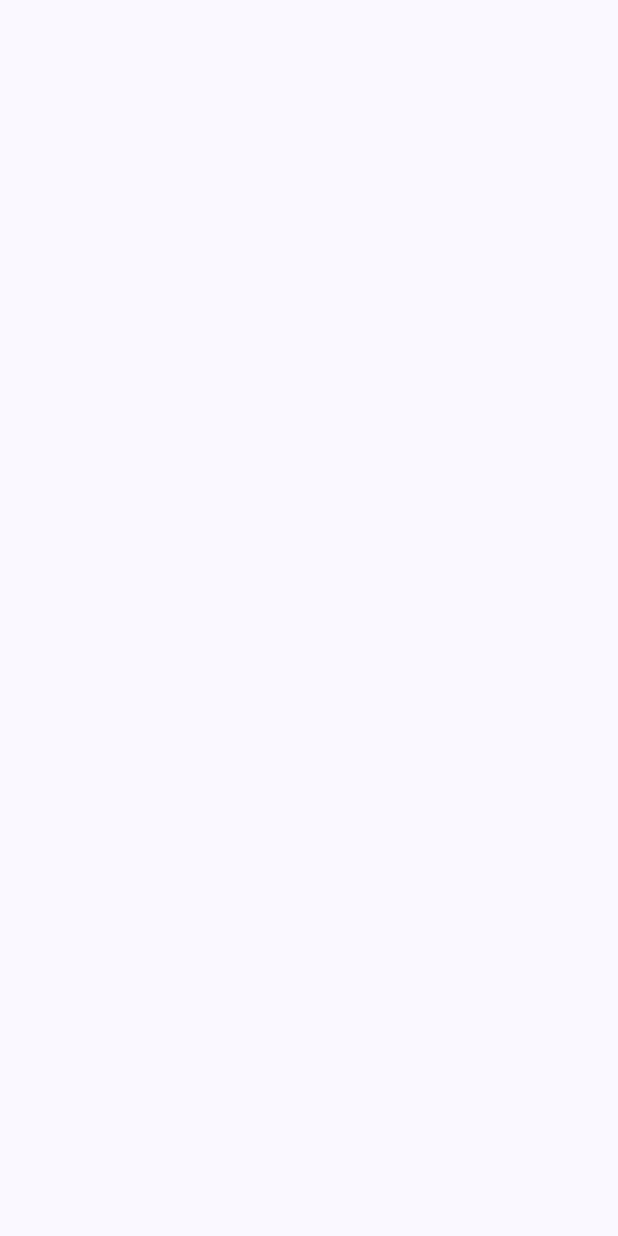
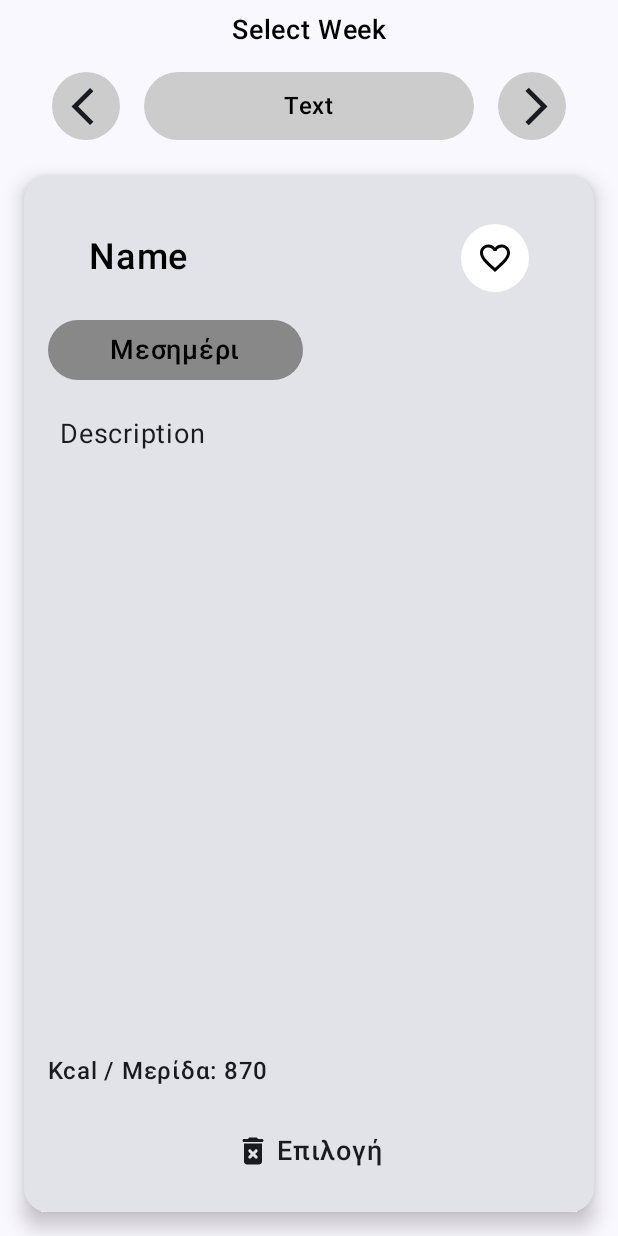
Before and after one commit to SpyrosKokkas/MealPlanner, an Android app built with Jetpack Compose: the MealsScreen screen opened through its navigation route, on a phone screen of 412 x 824 dp. Before the commit the screen is empty. Run offline under Robolectric (Android 15) with nearby library versions, the phone set to English and light mode, and no system bars; our stand-ins replace Dagger/Hilt's generated code.

Commit message:
Created a basic meals UI

```diff
--- /dev/null
+++ b/app/src/main/java/com/s3nko/mealplanner/ui/composables/MealsItem.kt
@@ -0,0 +1,180 @@
+package com.s3nko.mealplanner.ui.composables
+
+import androidx.compose.foundation.Image
+import androidx.compose.foundation.background
+import androidx.compose.foundation.clickable
+import androidx.compose.foundation.layout.Box
+import androidx.compose.foundation.layout.Column
+import androidx.compose.foundation.layout.Row
+import androidx.compose.foundation.layout.Spacer
+import androidx.compose.foundation.layout.fillMaxWidth
+import androidx.compose.foundation.layout.height
+import androidx.compose.foundation.layout.heightIn
+import androidx.compose.foundation.layout.padding
+import androidx.compose.foundation.layout.size
+import androidx.compose.foundation.layout.width
+import androidx.compose.foundation.shape.CircleShape
+import androidx.compose.foundation.shape.RoundedCornerShape
+import androidx.compose.material3.Card
+import androidx.compose.material3.CardDefaults
+import androidx.compose.material3.Icon
+import androidx.compose.material3.Text
+import androidx.compose.runtime.Composable
+import androidx.compose.runtime.mutableStateOf
+import androidx.compose.runtime.remember
+import androidx.compose.ui.Alignment
+import androidx.compose.ui.Modifier
+import androidx.compose.ui.draw.clip
+import androidx.compose.ui.graphics.Color
+import androidx.compose.ui.layout.ContentScale
+import androidx.compose.ui.res.painterResource
+import androidx.compose.ui.text.font.FontWeight
+import androidx.compose.ui.text.style.TextOverflow
+import androidx.compose.ui.unit.dp
+import androidx.compose.ui.unit.sp
+import com.s3nko.mealplanner.R
+
+
+@Composable
+fun MealsItem(
+) {
+
+    val description = "Description"
+
+    Card(
+        modifier = Modifier
+            .padding(start = 16.dp, top = 8.dp, end = 16.dp, bottom = 16.dp),
+        elevation = CardDefaults.cardElevation(defaultElevation = 8.dp),
+        shape = RoundedCornerShape(16.dp),
+        onClick = {}
+    ) {
+        Column(
+            modifier = Modifier
+                .heightIn(min = 400.dp)
+                .fillMaxWidth()
+                .padding(16.dp)
+        ) {
+                Row(
+                    modifier = Modifier
+                        .padding(top = 16.dp)
+                        .align(Alignment.CenterHorizontally)
+                ) {
+                    Text(
+                        text = "Name",
+                        color = Color.Black,
+                        fontSize = 24.sp,
+                        fontWeight = FontWeight.SemiBold,
+                        modifier = Modifier
+                            .padding(top = 8.dp)
+                            .width(200.dp)
+                    )
+
+                    Spacer(modifier = Modifier.padding(24.dp))
+
+                    Box(
+                        modifier = Modifier
+                            .size(45.dp)
+                            .clip(CircleShape)
+                            .background(Color.White)
+                            .clickable { },
+                        contentAlignment = Alignment.Center
+                    ) {
+                        Image(
+                            painter = painterResource(id = R.drawable.ic_favorite_border ),
+                            contentDescription = "Like",
+
+                            modifier = Modifier
+                                .clickable(
+                                    enabled = true,
+                                    onClick = {
+                                    }
+                                ),
+                            contentScale = ContentScale.None
+
+                        )
+                    }
+
+                }
+
+                Spacer(modifier = Modifier.padding(8.dp))
+
+                Box(
+                    modifier = Modifier
+                        .width(170.dp)
+                        .height(40.dp)
+                        .clip(CircleShape)
+                        .background(Color.Gray)
+                        .clickable { },
+                    contentAlignment = Alignment.Center
+                ) {
+                    Text(
+                        text = "Μεσημέρι",
+                        fontSize = 18.sp,
+                        fontWeight = FontWeight.SemiBold,
+                        color = Color.Black
+                    )
+                }
+                Spacer(modifier = Modifier.padding(8.dp))
+                val expanded = remember { mutableStateOf(false) }
+
+                Column {
+                    Text(
+                        text = description,
+                        maxLines = if (expanded.value) Int.MAX_VALUE else 3,
+                        overflow = TextOverflow.Ellipsis,
+                        fontSize = 18.sp,
+                        modifier = Modifier.padding(8.dp),
+                    )
+
+                    if (description?.length!! > 100) {
+                        Text(
+                            text = if (expanded.value) "Προβολή Λιγότερων" else "Προβολή Περισσότερων",
+                            fontSize = 16.sp,
+                            fontWeight = FontWeight.Bold,
+                            modifier = Modifier
+                                .padding(8.dp)
+                                .clickable { expanded.value = !expanded.value }
+                        )
+                    }
+                }
+                Spacer(modifier = Modifier.weight(1f))
+                Text(
+                    text = "Kcal / Μερίδα: 870",
+                    fontSize = 16.sp,
+                    fontWeight = FontWeight.SemiBold
+                )
+                Spacer(modifier = Modifier.padding(8.dp))
+
+                Box(
+                    modifier = Modifier
+                        .fillMaxWidth()
+                        .height(50.dp)
+                        .clip(CircleShape)
+
+                        .clickable ( onClick = {}),
+
+
+                    contentAlignment = Alignment.Center
+                ) {
+                    Row(
+                        verticalAlignment = Alignment.CenterVertically
+                    ) {
+                        Icon(
+                            painter = painterResource(id = R.drawable.ic_delete),
+                            contentDescription = "Delete",
+                            modifier = Modifier.padding(end = 4.dp)
+                        )
+
+
+                        Text(
+                            text ="Επιλογή",
+                            fontSize = 18.sp,
+                            fontWeight = FontWeight.SemiBold,
+                            modifier = Modifier,
+                        )
+                    }
+                }
+
+            }
+        }
+    }
--- /dev/null
+++ b/app/src/main/java/com/s3nko/mealplanner/ui/composables/RoundButtonsComposable.kt
@@ -0,0 +1,41 @@
+package com.s3nko.mealplanner.ui.composables
+
+import androidx.annotation.DrawableRes
+import androidx.compose.foundation.background
+import androidx.compose.foundation.clickable
+import androidx.compose.foundation.layout.Box
+import androidx.compose.foundation.layout.size
+import androidx.compose.foundation.shape.CircleShape
+import androidx.compose.material3.Icon
+import androidx.compose.runtime.Composable
+import androidx.compose.ui.Alignment
+import androidx.compose.ui.Modifier
+import androidx.compose.ui.draw.clip
+import androidx.compose.ui.graphics.Color
+import androidx.compose.ui.res.painterResource
+import androidx.compose.ui.unit.dp
+
+@Composable
+fun RoundButtonsCompo(@DrawableRes iconRes: Int,
+                      contentDescription: String?,
+                      onClick: () -> Unit,
+) {
+    Box(
+
+        modifier = Modifier
+            .size(45.dp)
+            .clip(CircleShape)
+            .background(Color.LightGray)
+            .clickable(onClick = onClick ),
+        contentAlignment = Alignment.Center
+    ) {
+
+        Icon(
+            painter = painterResource(id = iconRes),
+            contentDescription = contentDescription,
+            modifier = Modifier
+                .size(30.dp)
+                .align(Alignment.Center)
+        )
+    }
+}
--- a/app/src/main/java/com/s3nko/mealplanner/ui/mealsScreen/MealsScreen.kt
+++ b/app/src/main/java/com/s3nko/mealplanner/ui/mealsScreen/MealsScreen.kt
@@ -1,8 +1,96 @@
 package com.s3nko.mealplanner.ui.mealsScreen
 
+import androidx.compose.foundation.background
+import androidx.compose.foundation.clickable
+import androidx.compose.foundation.layout.Arrangement
+import androidx.compose.foundation.layout.Box
+import androidx.compose.foundation.layout.Column
+import androidx.compose.foundation.layout.Row
+import androidx.compose.foundation.layout.Spacer
+import androidx.compose.foundation.layout.fillMaxSize
+import androidx.compose.foundation.layout.fillMaxWidth
+import androidx.compose.foundation.layout.height
+import androidx.compose.foundation.layout.padding
+import androidx.compose.foundation.layout.width
+import androidx.compose.foundation.shape.CircleShape
+import androidx.compose.material3.Text
 import androidx.compose.runtime.Composable
+import androidx.compose.ui.Alignment
+import androidx.compose.ui.Modifier
+import androidx.compose.ui.draw.clip
+import androidx.compose.ui.graphics.Color
+import androidx.compose.ui.text.font.FontWeight
+import androidx.compose.ui.text.style.TextAlign
+import androidx.compose.ui.unit.dp
+import androidx.compose.ui.unit.sp
+import com.s3nko.mealplanner.R
+import com.s3nko.mealplanner.ui.composables.MealsItem
+import com.s3nko.mealplanner.ui.composables.RoundButtonsCompo
 
 @Composable
 fun MealsScreen() {
+    Box(modifier = Modifier.fillMaxSize()) {
+        Column(
+            horizontalAlignment = Alignment.CenterHorizontally
+        ) {
+            Text(
+                text = "Select Week",
+                color = Color.Black,
+                modifier = Modifier
+                    .fillMaxWidth()
+                    .padding(top = 8.dp),
+                textAlign = TextAlign.Center,
+                fontSize = 18.sp,
+                fontWeight = FontWeight.SemiBold
+            )
+
+            Spacer(modifier = Modifier.padding(8.dp))
+
+            Row(
+                modifier = Modifier.fillMaxWidth(),
+                horizontalArrangement = Arrangement.Center
+            ) {
+                RoundButtonsCompo(
+                    R.drawable.ic_back_arrow,
+                    "Back Arrow",
+                    onClick = {},
+                )
+
+                Spacer(modifier = Modifier.padding(8.dp))
+
+                Box(
+                    modifier = Modifier
+                        .clip(CircleShape)
+                        .width(220.dp)
+                        .height(45.dp)
+                        .background(Color.LightGray)
+                        .clickable(onClick = { }),
+                    contentAlignment = Alignment.Center
+                ) {
+
+
+                    Text(
+                        text = "Text",
+                        color = Color.Black,
+                        fontSize = 16.sp,
+                        fontWeight = FontWeight.SemiBold
+                    )
+                }
+
+                Spacer(modifier = Modifier.padding(8.dp))
+
+                RoundButtonsCompo(
+                    R.drawable.ic_forward_arrow,
+                    "Forward Arrow",
+                    onClick = {
+                    },
+                )
+            }
+
+            Spacer(modifier = Modifier.padding(8.dp))
+
+            MealsItem()
+        }
+    }
 
 }
--- /dev/null
+++ b/app/src/main/res/drawable/ic_back_arrow.xml
@@ -0,0 +1,12 @@
+<vector xmlns:android="http://schemas.android.com/apk/res/android"
+    android:autoMirrored="true"
+    android:width="24dp"
+    android:height="24dp"
+    android:viewportWidth="24"
+    android:viewportHeight="24"
+    android:tint="#000000">
+
+    <path
+        android:fillColor="@android:color/white"
+        android:pathData="M15.67,3.87L13.9,2.1 4,12l9.9,9.9 1.77,-1.77L7.54,12z"/>
+</vector>
--- /dev/null
+++ b/app/src/main/res/drawable/ic_delete.xml
@@ -0,0 +1,5 @@
+<vector xmlns:android="http://schemas.android.com/apk/res/android" android:height="24dp" android:tint="#000000" android:viewportHeight="24" android:viewportWidth="24" android:width="24dp">
+
+    <path android:fillColor="@android:color/white" android:pathData="M6,19c0,1.1 0.9,2 2,2h8c1.1,0 2,-0.9 2,-2V7H6V19zM9.17,12.59c-0.39,-0.39 -0.39,-1.02 0,-1.41c0.39,-0.39 1.02,-0.39 1.41,0L12,12.59l1.41,-1.41c0.39,-0.39 1.02,-0.39 1.41,0s0.39,1.02 0,1.41L13.41,14l1.41,1.41c0.39,0.39 0.39,1.02 0,1.41s-1.02,0.39 -1.41,0L12,15.41l-1.41,1.41c-0.39,0.39 -1.02,0.39 -1.41,0c-0.39,-0.39 -0.39,-1.02 0,-1.41L10.59,14L9.17,12.59zM18,4h-2.5l-0.71,-0.71C14.61,3.11 14.35,3 14.09,3H9.91c-0.26,0 -0.52,0.11 -0.7,0.29L8.5,4H6C5.45,4 5,4.45 5,5s0.45,1 1,1h12c0.55,0 1,-0.45 1,-1S18.55,4 18,4z"/>
+
+</vector>
--- /dev/null
+++ b/app/src/main/res/drawable/ic_favorite_border.xml
@@ -0,0 +1,5 @@
+<vector xmlns:android="http://schemas.android.com/apk/res/android" android:height="24dp" android:tint="#000000" android:viewportHeight="24" android:viewportWidth="24" android:width="24dp">
+
+    <path android:fillColor="@android:color/white" android:pathData="M16.5,3c-1.74,0 -3.41,0.81 -4.5,2.09C10.91,3.81 9.24,3 7.5,3 4.42,3 2,5.42 2,8.5c0,3.78 3.4,6.86 8.55,11.54L12,21.35l1.45,-1.32C18.6,15.36 22,12.28 22,8.5 22,5.42 19.58,3 16.5,3zM12.1,18.55l-0.1,0.1 -0.1,-0.1C7.14,14.24 4,11.39 4,8.5 4,6.5 5.5,5 7.5,5c1.54,0 3.04,0.99 3.57,2.36h1.87C13.46,5.99 14.96,5 16.5,5c2,0 3.5,1.5 3.5,3.5 0,2.89 -3.14,5.74 -7.9,10.05z"/>
+
+</vector>
--- /dev/null
+++ b/app/src/main/res/drawable/ic_favorite_filled.xml
@@ -0,0 +1,5 @@
+<vector xmlns:android="http://schemas.android.com/apk/res/android" android:height="24dp" android:tint="#FF0000" android:viewportHeight="24" android:viewportWidth="24" android:width="24dp">
+
+    <path android:fillColor="@android:color/white" android:pathData="M12,21.35l-1.45,-1.32C5.4,15.36 2,12.28 2,8.5 2,5.42 4.42,3 7.5,3c1.74,0 3.41,0.81 4.5,2.09C13.09,3.81 14.76,3 16.5,3 19.58,3 22,5.42 22,8.5c0,3.78 -3.4,6.86 -8.55,11.54L12,21.35z"/>
+
+</vector>
--- /dev/null
+++ b/app/src/main/res/drawable/ic_forward_arrow.xml
@@ -0,0 +1,12 @@
+<vector xmlns:android="http://schemas.android.com/apk/res/android"
+    android:autoMirrored="true"
+    android:width="24dp"
+    android:height="24dp"
+    android:viewportWidth="24"
+    android:viewportHeight="24"
+    android:tint="#000000">
+
+    <path
+        android:fillColor="@android:color/white"
+        android:pathData="M8.23,20.23l1.77,1.77l10,-10l-10,-10l-1.77,1.77l8.23,8.23z"/>
+</vector>
```
